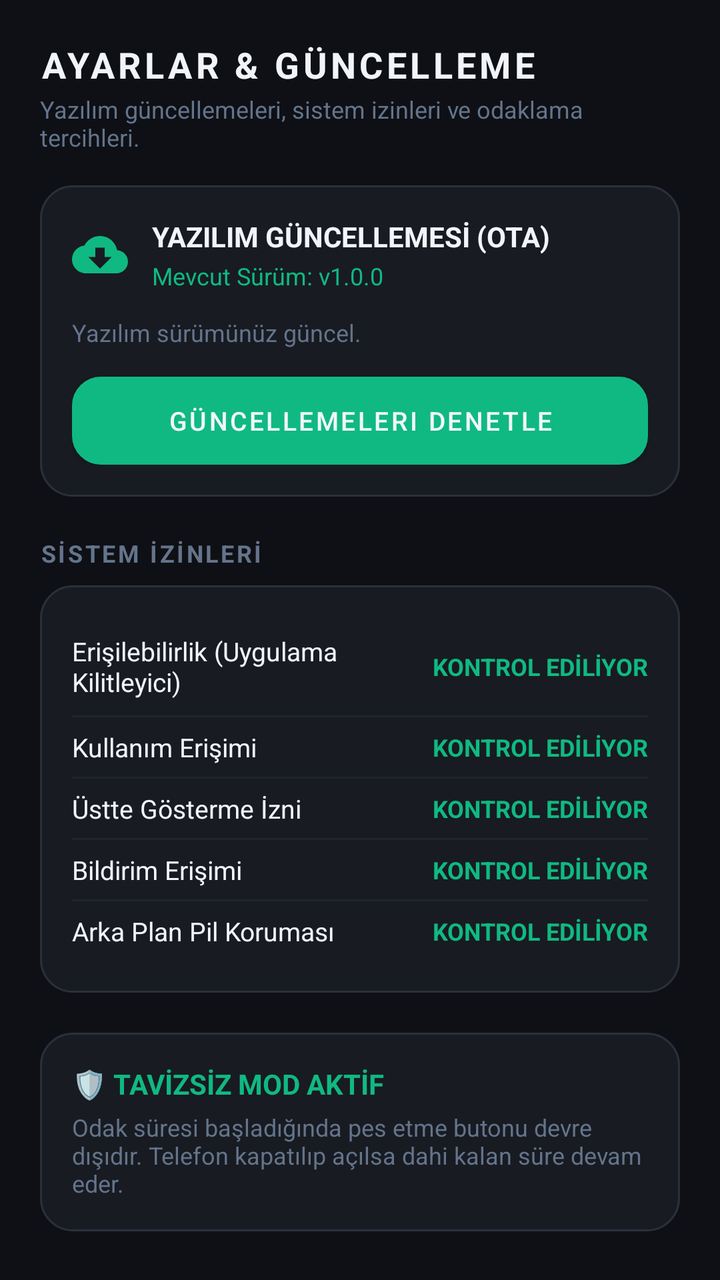
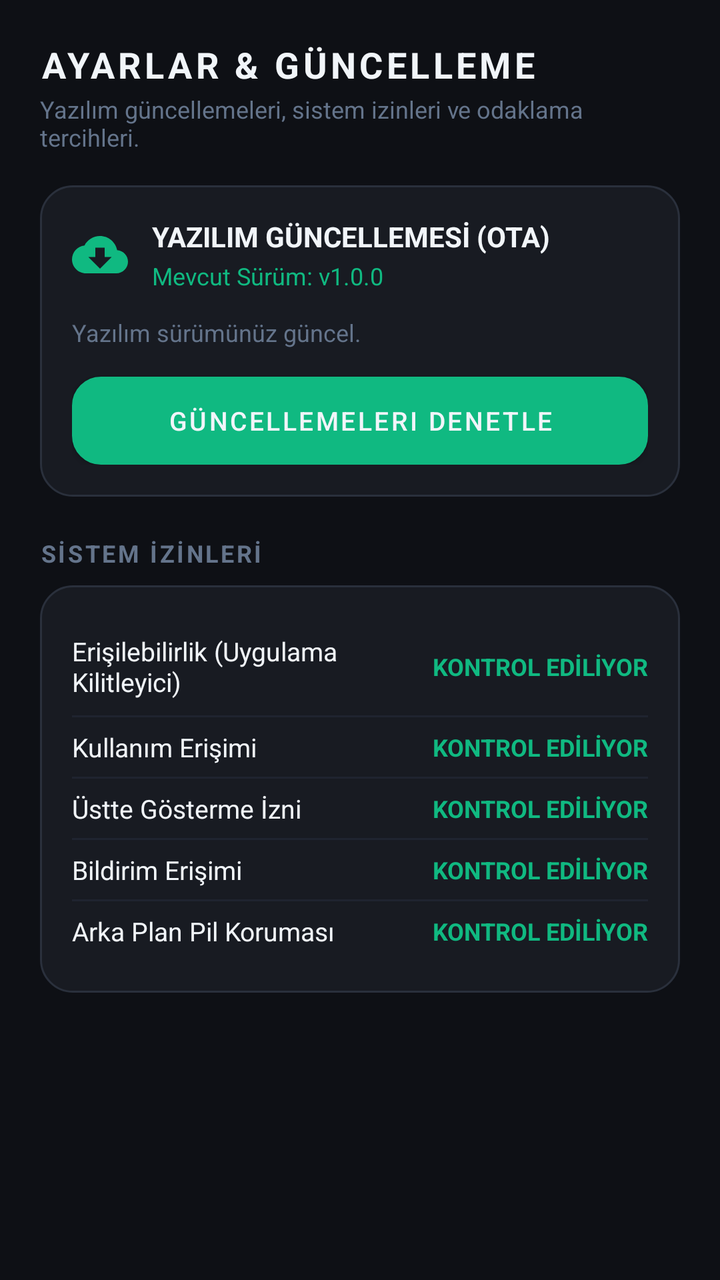

Before-and-after screenshots of an Android layout around one commit, followed by the original layout XML and the change that was made.
<!-- AndroidManifest.xml: application theme Theme.KZBSODAK -->
<!-- res/layout/fragment_settings.xml -->
<?xml version="1.0" encoding="utf-8"?>
<ScrollView xmlns:android="http://schemas.android.com/apk/res/android"
    xmlns:app="http://schemas.android.com/apk/res-auto"
    android:layout_width="match_parent"
    android:layout_height="match_parent"
    android:fillViewport="true">

    <LinearLayout
        android:layout_width="match_parent"
        android:layout_height="wrap_content"
        android:orientation="vertical"
        android:padding="20dp">

        
        <TextView
            android:layout_width="wrap_content"
            android:layout_height="wrap_content"
            android:letterSpacing="0.1"
            android:text="@string/settings_title"
            android:textColor="@color/text_primary"
            android:textSize="18sp"
            android:textStyle="bold" />

        <TextView
            android:layout_width="wrap_content"
            android:layout_height="wrap_content"
            android:layout_marginTop="2dp"
            android:text="Yazılım güncellemeleri, sistem izinleri ve odaklama tercihleri."
            android:textColor="@color/text_muted"
            android:textSize="12sp" />

        
        <LinearLayout
            android:layout_width="match_parent"
            android:layout_height="wrap_content"
            android:layout_marginTop="16dp"
            android:layout_marginBottom="20dp"
            android:background="@drawable/bg_card_dark"
            android:orientation="vertical"
            android:padding="16dp">

            <LinearLayout
                android:layout_width="match_parent"
                android:layout_height="wrap_content"
                android:gravity="center_vertical"
                android:orientation="horizontal">

                <ImageView
                    android:layout_width="28dp"
                    android:layout_height="28dp"
                    android:src="@drawable/ic_download"
                    android:contentDescription="Güncelleme" />

                <LinearLayout
                    android:layout_width="0dp"
                    android:layout_height="wrap_content"
                    android:layout_marginStart="12dp"
                    android:layout_weight="1"
                    android:orientation="vertical">

                    <TextView
                        android:layout_width="wrap_content"
                        android:layout_height="wrap_content"
                        android:text="YAZILIM GÜNCELLEMESİ (OTA)"
                        android:textColor="@color/text_primary"
                        android:textSize="14sp"
                        android:textStyle="bold" />

                    <TextView
                        android:id="@+id/tvCurrentVersion"
                        android:layout_width="wrap_content"
                        android:layout_height="wrap_content"
                        android:layout_marginTop="2dp"
                        android:text="Mevcut Sürüm: v1.0.0"
                        android:textColor="@color/accent_emerald"
                        android:textSize="12sp" />
                </LinearLayout>
            </LinearLayout>

            <TextView
                android:id="@+id/tvUpdateStatus"
                android:layout_width="wrap_content"
                android:layout_height="wrap_content"
                android:layout_marginTop="12dp"
                android:text="Yazılım sürümünüz güncel."
                android:textColor="@color/text_muted"
                android:textSize="12sp" />

            <Button
                android:id="@+id/btnCheckUpdates"
                android:layout_width="match_parent"
                android:layout_height="44dp"
                android:layout_marginTop="14dp"
                android:background="@drawable/bg_button_secondary"
                android:text="@string/btn_check_update"
                android:textColor="@color/text_primary"
                android:textSize="13sp" />
        </LinearLayout>

        
        <TextView
            android:layout_width="wrap_content"
            android:layout_height="wrap_content"
            android:layout_marginBottom="8dp"
            android:letterSpacing="0.1"
            android:text="@string/permissions_title"
            android:textColor="@color/text_muted"
            android:textSize="12sp"
            android:textStyle="bold" />

        <LinearLayout
            android:layout_width="match_parent"
            android:layout_height="wrap_content"
            android:layout_marginBottom="20dp"
            android:background="@drawable/bg_card_dark"
            android:orientation="vertical"
            android:padding="16dp">

            
            <LinearLayout
                android:id="@+id/rowPermAccessibility"
                android:layout_width="match_parent"
                android:layout_height="wrap_content"
                android:gravity="center_vertical"
                android:orientation="horizontal"
                android:paddingTop="8dp"
                android:paddingBottom="8dp">

                <TextView
                    android:layout_width="0dp"
                    android:layout_height="wrap_content"
                    android:layout_weight="1"
                    android:text="Erişilebilirlik (Uygulama Kilitleyici)"
                    android:textColor="@color/text_primary"
                    android:textSize="13sp" />

                <TextView
                    android:id="@+id/statusPermAccessibility"
                    android:layout_width="wrap_content"
                    android:layout_height="wrap_content"
                    android:text="KONTROL EDİLİYOR"
                    android:textColor="@color/accent_emerald"
                    android:textSize="12sp"
                    android:textStyle="bold" />
            </LinearLayout>

            <View
                android:layout_width="match_parent"
                android:layout_height="1dp"
                android:background="@color/divider" />

            
            <LinearLayout
                android:id="@+id/rowPermUsage"
                android:layout_width="match_parent"
                android:layout_height="wrap_content"
                android:gravity="center_vertical"
                android:orientation="horizontal"
                android:paddingTop="6dp"
                android:paddingBottom="6dp">

                <TextView
                    android:layout_width="0dp"
                    android:layout_height="wrap_content"
                    android:layout_weight="1"
                    android:text="@string/perm_usage"
                    android:textColor="@color/text_primary"
                    android:textSize="13sp" />

                <TextView
                    android:id="@+id/statusPermUsage"
                    android:layout_width="wrap_content"
                    android:layout_height="wrap_content"
                    android:text="KONTROL EDİLİYOR"
                    android:textColor="@color/accent_emerald"
                    android:textSize="12sp"
                    android:textStyle="bold" />
            </LinearLayout>

            <View
                android:layout_width="match_parent"
                android:layout_height="1dp"
                android:background="@color/divider" />

            
            <LinearLayout
                android:layout_width="match_parent"
                android:layout_height="wrap_content"
                android:gravity="center_vertical"
                android:orientation="horizontal"
                android:paddingTop="6dp"
                android:paddingBottom="6dp">

                <TextView
                    android:layout_width="0dp"
                    android:layout_height="wrap_content"
                    android:layout_weight="1"
                    android:text="@string/perm_overlay"
                    android:textColor="@color/text_primary"
                    android:textSize="13sp" />

                <TextView
                    android:id="@+id/statusPermOverlay"
                    android:layout_width="wrap_content"
                    android:layout_height="wrap_content"
                    android:text="KONTROL EDİLİYOR"
                    android:textColor="@color/accent_emerald"
                    android:textSize="12sp"
                    android:textStyle="bold" />
            </LinearLayout>

            <View
                android:layout_width="match_parent"
                android:layout_height="1dp"
                android:background="@color/divider" />

            
            <LinearLayout
                android:layout_width="match_parent"
                android:layout_height="wrap_content"
                android:gravity="center_vertical"
                android:orientation="horizontal"
                android:paddingTop="6dp"
                android:paddingBottom="6dp">

                <TextView
                    android:layout_width="0dp"
                    android:layout_height="wrap_content"
                    android:layout_weight="1"
                    android:text="@string/perm_notification"
                    android:textColor="@color/text_primary"
                    android:textSize="13sp" />

                <TextView
                    android:id="@+id/statusPermNotification"
                    android:layout_width="wrap_content"
                    android:layout_height="wrap_content"
                    android:text="KONTROL EDİLİYOR"
                    android:textColor="@color/accent_emerald"
                    android:textSize="12sp"
                    android:textStyle="bold" />
            </LinearLayout>

            <View
                android:layout_width="match_parent"
                android:layout_height="1dp"
                android:background="@color/divider" />

            
            <LinearLayout
                android:layout_width="match_parent"
                android:layout_height="wrap_content"
                android:gravity="center_vertical"
                android:orientation="horizontal"
                android:paddingTop="6dp"
                android:paddingBottom="6dp">

                <TextView
                    android:layout_width="0dp"
                    android:layout_height="wrap_content"
                    android:layout_weight="1"
                    android:text="@string/perm_battery"
                    android:textColor="@color/text_primary"
                    android:textSize="13sp" />

                <TextView
                    android:id="@+id/statusPermBattery"
                    android:layout_width="wrap_content"
                    android:layout_height="wrap_content"
                    android:text="KONTROL EDİLİYOR"
                    android:textColor="@color/accent_emerald"
                    android:textSize="12sp"
                    android:textStyle="bold" />
            </LinearLayout>
        </LinearLayout>

        
        <LinearLayout
            android:layout_width="match_parent"
            android:layout_height="wrap_content"
            android:background="@drawable/bg_card_dark"
            android:orientation="vertical"
            android:padding="16dp">

            <TextView
                android:layout_width="wrap_content"
                android:layout_height="wrap_content"
                android:text="🛡️ TAVİZSİZ MOD AKTİF"
                android:textColor="@color/accent_emerald"
                android:textSize="14sp"
                android:textStyle="bold" />

            <TextView
                android:layout_width="wrap_content"
                android:layout_height="wrap_content"
                android:layout_marginTop="4dp"
                android:text="Odak süresi başladığında pes etme butonu devre dışıdır. Telefon kapatılıp açılsa dahi kalan süre devam eder."
                android:textColor="@color/text_muted"
                android:textSize="12sp" />
        </LinearLayout>

    </LinearLayout>
</ScrollView>
<!-- resources referenced by this layout -->
<resources>
  <color name="accent_emerald">#10B981</color>
  <color name="divider">#1F2430</color>
  <color name="text_muted">#64748B</color>
  <color name="text_primary">#F1F5F9</color>
  <!-- drawable bg_button_secondary (drawable) -->
  <?xml version="1.0" encoding="utf-8"?>
  <ripple xmlns:android="http://schemas.android.com/apk/res/android"
      android:color="#334155">
      <item>
          <shape android:shape="rectangle">
              <solid android:color="#212631" />
              <corners android:radius="14dp" />
              <stroke
                  android:width="1dp"
                  android:color="#333A48" />
          </shape>
      </item>
  </ripple>
  <!-- drawable bg_card_dark (drawable) -->
  <?xml version="1.0" encoding="utf-8"?>
  <shape xmlns:android="http://schemas.android.com/apk/res/android"
      android:shape="rectangle">
      <solid android:color="#181B22" />
      <corners android:radius="16dp" />
      <stroke
          android:width="1dp"
          android:color="#2A303C" />
  </shape>
  <!-- drawable ic_download (drawable) -->
  <vector xmlns:android="http://schemas.android.com/apk/res/android"
      android:width="24dp"
      android:height="24dp"
      android:viewportWidth="24"
      android:viewportHeight="24">
      <path
          android:fillColor="#10B981"
          android:pathData="M19.35,10.04C18.67,6.59 15.64,4 12,4 9.11,4 6.6,5.64 5.35,8.04 2.34,8.36 0,10.91 0,14c0,3.31 2.69,6 6,6h13c2.76,0 5,-2.24 5,-5 0,-2.64 -2.05,-4.78 -4.65,-4.96zM17,13l-5,5 -5,-5h3V9h4v4h3z"/>
  </vector>
  <string name="btn_check_update">Güncellemeleri Denetle</string>
  <string name="perm_battery">Arka Plan Pil Koruması</string>
  <string name="perm_notification">Bildirim Erişimi</string>
  <string name="perm_overlay">Üstte Gösterme İzni</string>
  <string name="perm_usage">Kullanım Erişimi</string>
  <string name="permissions_title">SİSTEM İZİNLERİ</string>
  <string name="settings_title">AYARLAR &amp; GÜNCELLEME</string>
  <style name="Theme.KZBSODAK" parent="Theme.MaterialComponents.DayNight.NoActionBar">
          
          <item name="colorPrimary">@color/accent_emerald</item>
          <item name="colorPrimaryVariant">@color/accent_emerald_dark</item>
          <item name="colorOnPrimary">@color/text_primary</item>
          
          <item name="colorSecondary">@color/accent_cyan</item>
          <item name="colorSecondaryVariant">@color/accent_emerald_glow</item>
          <item name="colorOnSecondary">@color/bg_main</item>
          
          <item name="android:statusBarColor">@color/bg_main</item>
          <item name="android:navigationBarColor">@color/bg_main</item>
          <item name="android:windowBackground">@color/bg_main</item>
      </style>
  <color name="accent_emerald_dark">#059669</color>
  <color name="accent_cyan">#06B6D4</color>
  <color name="accent_emerald_glow">#34D399</color>
  <color name="bg_main">#0E1015</color>
</resources>

<!-- the commit's change to res/layout/fragment_settings.xml (unified diff, before → after) -->
@@ -274,30 +274,5 @@
             </LinearLayout>
         </LinearLayout>
 
-        
-        <LinearLayout
-            android:layout_width="match_parent"
-            android:layout_height="wrap_content"
-            android:background="@drawable/bg_card_dark"
-            android:orientation="vertical"
-            android:padding="16dp">
-
-            <TextView
-                android:layout_width="wrap_content"
-                android:layout_height="wrap_content"
-                android:text="🛡️ TAVİZSİZ MOD AKTİF"
-                android:textColor="@color/accent_emerald"
-                android:textSize="14sp"
-                android:textStyle="bold" />
-
-            <TextView
-                android:layout_width="wrap_content"
-                android:layout_height="wrap_content"
-                android:layout_marginTop="4dp"
-                android:text="Odak süresi başladığında pes etme butonu devre dışıdır. Telefon kapatılıp açılsa dahi kalan süre devam eder."
-                android:textColor="@color/text_muted"
-                android:textSize="12sp" />
-        </LinearLayout>
-
     </LinearLayout>
 </ScrollView>
